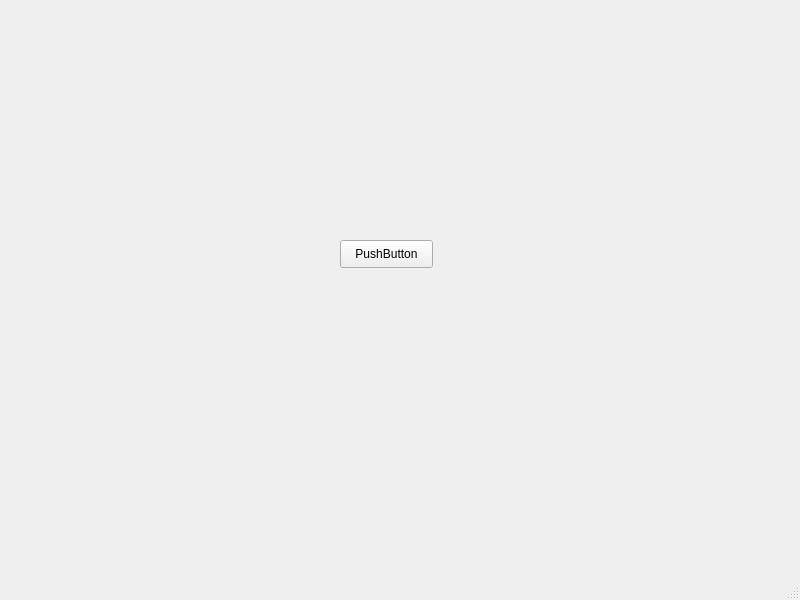
Qt form ui.ui (KrisRoot/Yellow-Circles) before a commit.
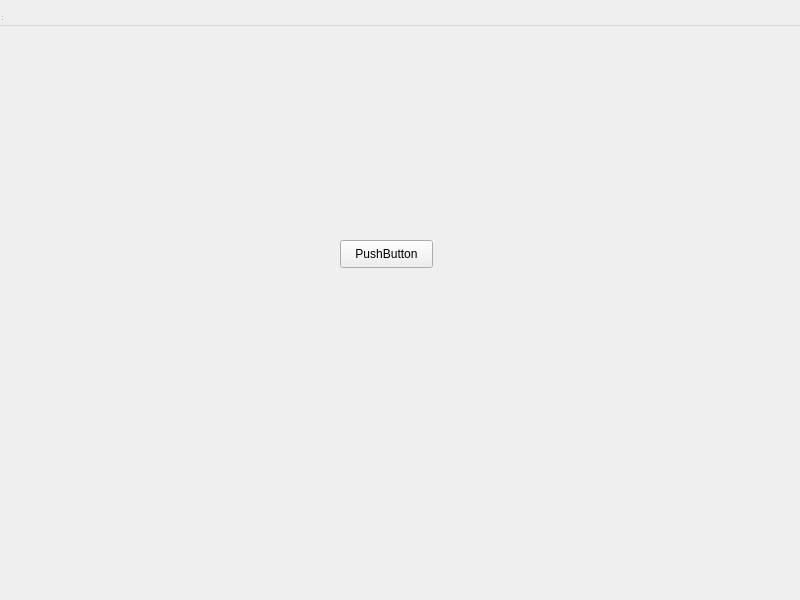
The same form after that commit.

```diff
--- a/ui.ui
+++ b/ui.ui
@@ -1,7 +1,7 @@
 <?xml version="1.0" encoding="UTF-8"?>
 <ui version="4.0">
  <class>MainWindow</class>
- <widget class="QMainWindow" name="MainWindow">
+ <widget class="QWidget" name="MainWindow">
   <property name="geometry">
    <rect>
     <x>0</x>
```
